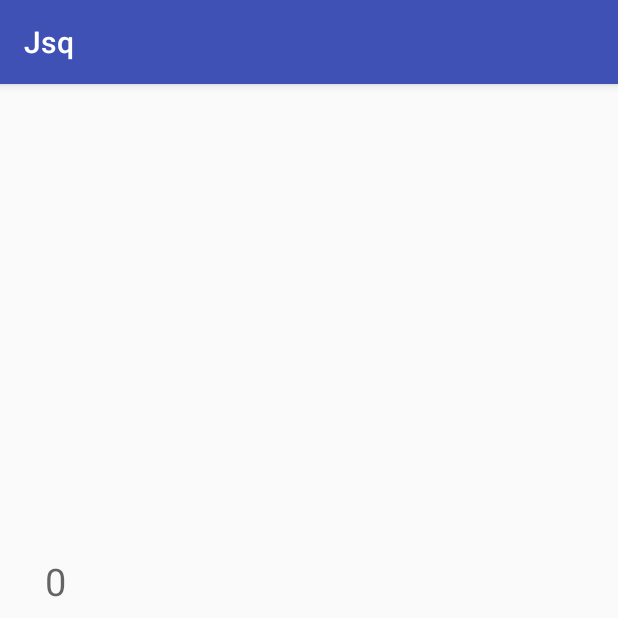
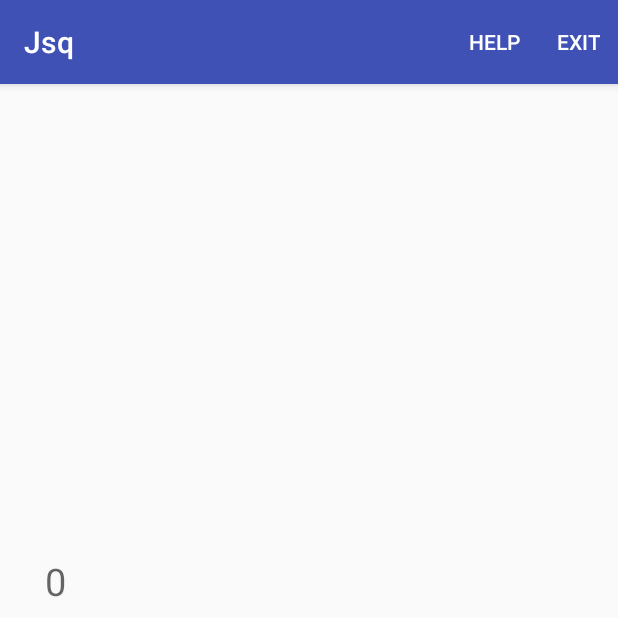
Before and after one commit to MrWQ/Jsq, an Android app: the screen it shows after launch (MainActivity), on a phone screen of 412 x 824 dp, the top half of it. Run offline under Robolectric (Android 15) with nearby library versions, the phone set to English and light mode, and no system bars.

Commit message:
新增菜单

```diff
--- a/app/src/main/res/layout/activity_main.xml
+++ b/app/src/main/res/layout/activity_main.xml
@@ -1,4 +1,5 @@
 <?xml version="1.0" encoding="utf-8"?>
+
 <GridLayout xmlns:android="http://schemas.android.com/apk/res/android"
     xmlns:app="http://schemas.android.com/apk/res-auto"
     xmlns:tools="http://schemas.android.com/tools"
--- /dev/null
+++ b/app/src/main/res/menu/menu.xml
@@ -0,0 +1,14 @@
+<?xml version="1.0" encoding="utf-8"?>
+<menu xmlns:android="http://schemas.android.com/apk/res/android"
+    xmlns:app="http://schemas.android.com/apk/res-auto">
+ <group>
+     <item
+         android:id="@+id/menuhelp"
+         android:title="help"
+         app:showAsAction="always"/>
+     <item
+         android:id="@+id/menuexit"
+         android:title="exit"
+         app:showAsAction="always"/>
+ </group>
+</menu>
```
Also changed, not shown: app/src/main/java/com/example/administrator/jsq/MainActivity.java (+24 -0 lines).
